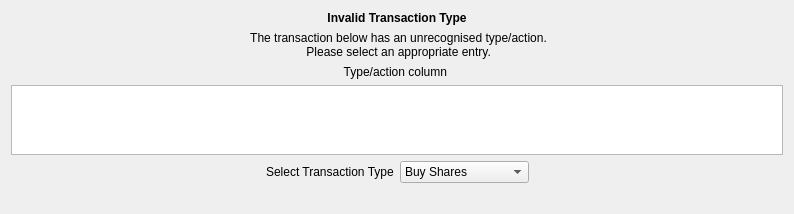
The window that kmymoney/plugins/csvimport/redefinedlgdecl.ui (KDE/kmymoney) describes before a commit, drawn with Qt 5.
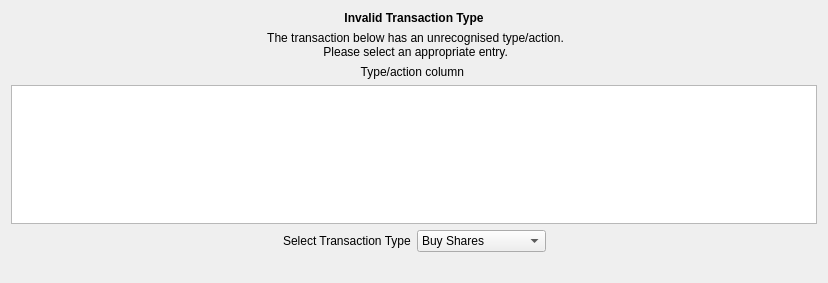
The same window after the commit. Custom widgets are drawn as their Qt base class.

What changed in the file:
```diff
--- a/kmymoney/plugins/csvimport/redefinedlgdecl.ui
+++ b/kmymoney/plugins/csvimport/redefinedlgdecl.ui
@@ -6,8 +6,8 @@
    <rect>
     <x>0</x>
     <y>0</y>
-    <width>794</width>
-    <height>214</height>
+    <width>828</width>
+    <height>283</height>
    </rect>
   </property>
   <property name="minimumSize">
```
